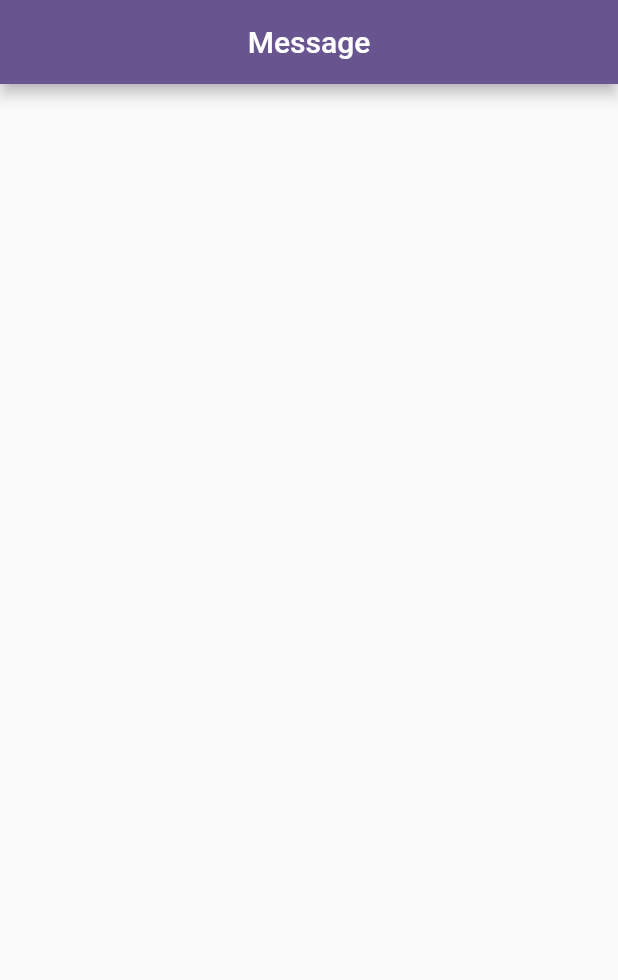
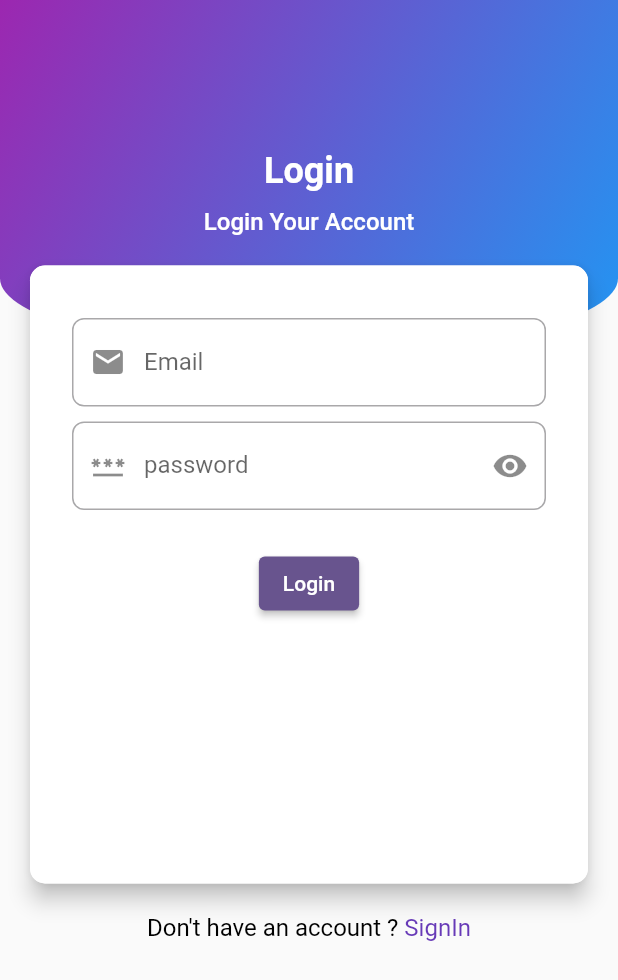
Before and after one commit to safvansafvan/firebase_msg, a Flutter app: the screen it shows after launch, on a phone screen of 412 x 824 dp. Shown: the top 980 px of the screen. Run offline on Flutter 3.47's test engine with Material 3 defaults, Android fonts, the phone set to English and light mode, and no system bars; our stand-ins replace firebase_core, get; accounts and stored records are empty.

Commit message:
login screen ui

```diff
--- /dev/null
+++ b/lib/controller/getx/login_controller.dart
@@ -0,0 +1,7 @@
+import 'package:flutter/material.dart';
+import 'package:get/get.dart';
+
+class LoginCtrl extends GetxController {
+  TextEditingController emailCtrl = TextEditingController();
+  TextEditingController passCtrl = TextEditingController();
+}
--- a/lib/main.dart
+++ b/lib/main.dart
@@ -1,6 +1,7 @@
 import 'package:firebase_core/firebase_core.dart';
-import 'package:firebase_msg/view/home.dart';
+import 'package:firebase_msg/view/auth/login.dart';
 import 'package:flutter/material.dart';
+import 'package:get/get.dart';
 
 void main() async {
   WidgetsFlutterBinding.ensureInitialized();
@@ -13,13 +14,13 @@ class MyApp extends StatelessWidget {
 
   @override
   Widget build(BuildContext context) {
-    return MaterialApp(
-      title: 'Flutter Demo',
+    return GetMaterialApp(
+      title: 'chat app',
       theme: ThemeData(
         colorScheme: ColorScheme.fromSeed(seedColor: Colors.deepPurple),
         useMaterial3: false,
       ),
-      home: const HomeView(),
+      home: const LoginView(),
       debugShowCheckedModeBanner: false,
     );
   }
--- /dev/null
+++ b/lib/view/auth/login.dart
@@ -0,0 +1,118 @@
+import 'package:firebase_msg/controller/getx/login_controller.dart';
+import 'package:firebase_msg/view/widget/text_form_common.dart';
+import 'package:flutter/material.dart';
+import 'package:get/get.dart';
+
+class LoginView extends StatelessWidget {
+  const LoginView({super.key});
+
+  @override
+  Widget build(BuildContext context) {
+    final lc = Get.put(LoginCtrl());
+    var screenSize = MediaQuery.of(context).size;
+    return Scaffold(
+      body: SizedBox(
+        height: screenSize.height,
+        child: Stack(
+          children: [
+            Container(
+              height: screenSize.height / 3.5,
+              width: screenSize.width,
+              decoration: BoxDecoration(
+                gradient: const LinearGradient(
+                  colors: [Colors.purple, Colors.blue],
+                  begin: Alignment.topLeft,
+                  end: AlignmentDirectional.bottomEnd,
+                ),
+                borderRadius: BorderRadius.vertical(
+                  bottom: Radius.elliptical(screenSize.width, 100.0),
+                ),
+              ),
+            ),
+            Center(
+              child: Padding(
+                padding: const EdgeInsets.only(top: 100),
+                child: Column(
+                  children: [
+                    Text(
+                      'Login',
+                      style:
+                          Theme.of(context).textTheme.headlineSmall!.copyWith(
+                                fontWeight: FontWeight.bold,
+                                color: Colors.white,
+                              ),
+                    ),
+                    const SizedBox(height: 10),
+                    const Text(
+                      'Login Your Account',
+                      style: TextStyle(
+                        fontSize: 16,
+                        fontWeight: FontWeight.w500,
+                        color: Colors.white,
+                      ),
+                    ),
+                    Container(
+                      margin: const EdgeInsets.all(20),
+                      child: Material(
+                        elevation: 6.0,
+                        shadowColor:
+                            Theme.of(context).brightness == Brightness.light
+                                ? Colors.black
+                                : Colors.grey.shade500,
+                        borderRadius: BorderRadius.circular(10),
+                        child: Container(
+                          padding: const EdgeInsets.symmetric(
+                              vertical: 30, horizontal: 18),
+                          height: screenSize.height / 2,
+                          width: screenSize.width,
+                          decoration: BoxDecoration(
+                            color:
+                                Theme.of(context).brightness == Brightness.light
+                                    ? Colors.white
+                                    : Colors.grey.shade900,
+                            borderRadius: BorderRadius.circular(10),
+                          ),
+                          child: Form(
+                            child: Column(
+                              children: [
+                                TextFormFieldCmn(
+                                  controller: lc.emailCtrl,
+                                  labelText: 'Email',
+                                  prefixIcn: Icons.email,
+                                ),
+                                TextFormFieldCmn(
+                                  controller: lc.passCtrl,
+                                  labelText: 'password',
+                                  prefixIcn: Icons.password,
+                                  suffixIcn: Icons.remove_red_eye_rounded,
+                                ),
+                                const SizedBox(height: 20),
+                                ElevatedButton(
+                                    onPressed: () {},
+                                    child: const Text('Login'))
+                              ],
+                            ),
+                          ),
+                        ),
+                      ),
+                    ),
+                    RichText(
+                        text: const TextSpan(children: [
+                      TextSpan(
+                          text: "Don't have an account ? ",
+                          style: TextStyle(fontSize: 16, color: Colors.black)),
+                      TextSpan(
+                          text: "SignIn",
+                          style:
+                              TextStyle(fontSize: 16, color: Colors.deepPurple))
+                    ]))
+                  ],
+                ),
+              ),
+            ),
+          ],
+        ),
+      ),
+    );
+  }
+}
--- /dev/null
+++ b/lib/view/widget/text_form_common.dart
@@ -0,0 +1,33 @@
+import 'package:flutter/material.dart';
+
+class TextFormFieldCmn extends StatelessWidget {
+  const TextFormFieldCmn(
+      {super.key,
+      required this.controller,
+      this.prefixIcn,
+      this.suffixIcn,
+      required this.labelText});
+  final TextEditingController controller;
+  final IconData? prefixIcn;
+  final IconData? suffixIcn;
+  final String labelText;
+  @override
+  Widget build(BuildContext context) {
+    return Container(
+      margin: const EdgeInsets.symmetric(horizontal: 10, vertical: 5),
+      child: TextFormField(
+        controller: controller,
+        decoration: InputDecoration(
+            prefixIcon: Icon(prefixIcn),
+            suffixIcon: Icon(suffixIcn),
+            label: Text(labelText),
+            focusedBorder: OutlineInputBorder(
+                borderRadius: BorderRadius.circular(10),
+                borderSide: const BorderSide(color: Colors.grey)),
+            border: OutlineInputBorder(
+                borderRadius: BorderRadius.circular(8),
+                borderSide: const BorderSide(color: Colors.grey))),
+      ),
+    );
+  }
+}
--- a/pubspec.yaml
+++ b/pubspec.yaml
@@ -37,6 +37,7 @@ dependencies:
   cupertino_icons: ^1.0.2
   firebase_core: ^2.24.2
   cloud_firestore: ^4.13.6
+  get: ^4.6.6
 
 dev_dependencies:
   flutter_test:
```
Also changed, not shown: pubspec.lock.
